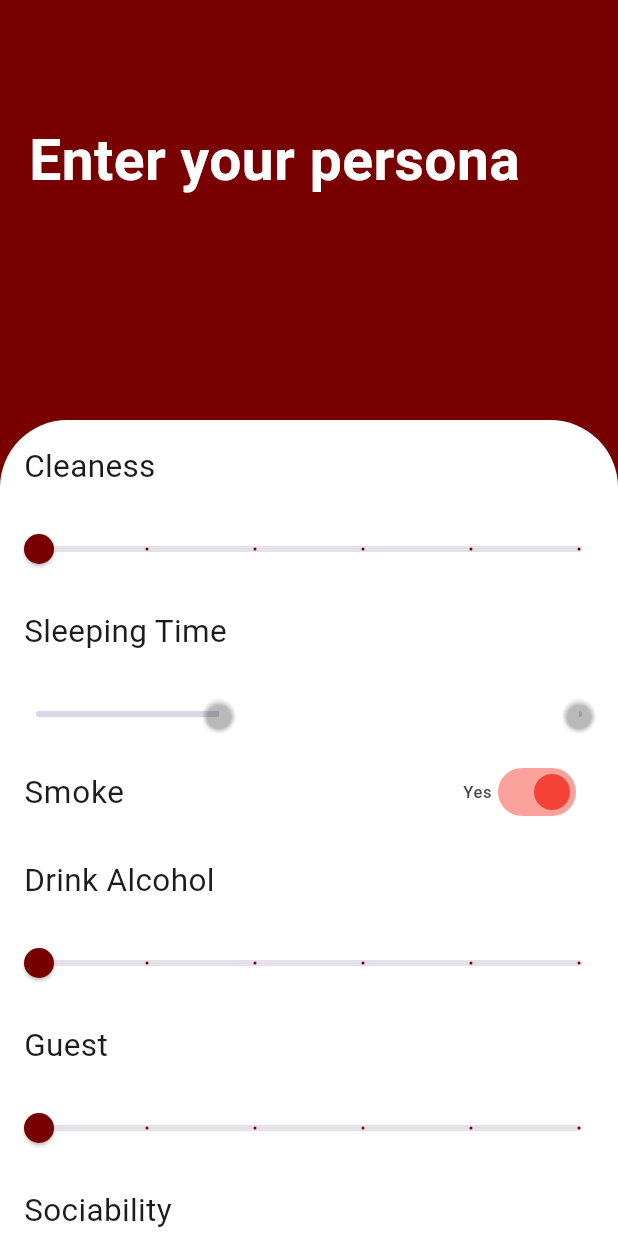
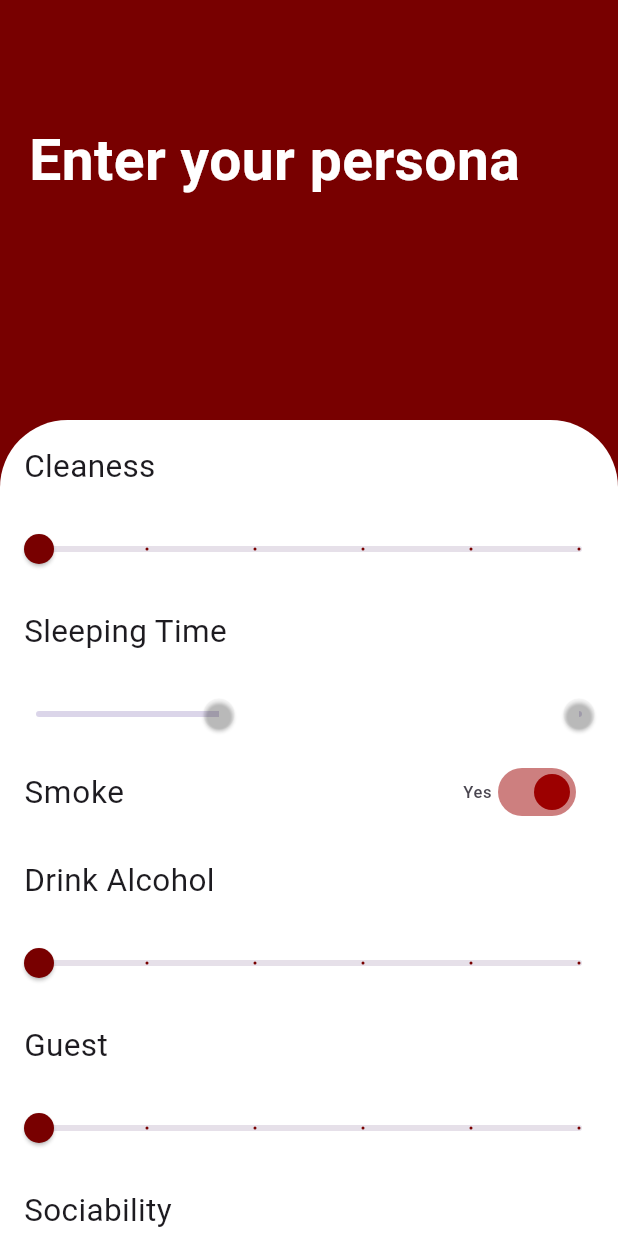
Before and after one commit to Brookmate/brookmate, a Flutter app: the AddProfilePage screen opened directly, after a tap on "Smoke", on a phone screen of 412 x 824 dp. Run offline on Flutter 3.47's test engine with Material 3 defaults, Android fonts, the phone set to English and light mode, and no system bars; our stand-ins replace cloud_firestore, firebase_auth, firebase_core, shared_preferences, toggle_switch; accounts and stored records are empty.

Commit message:
switch tile: Color(0xff9C0000)

```diff
--- a/lib/widgets/custom_switch_tile.dart
+++ b/lib/widgets/custom_switch_tile.dart
@@ -22,7 +22,7 @@ class CustomSwitchTile extends StatelessWidget {
           Text(value ? 'Yes' : 'No'),
           Switch.adaptive(
             value: value,
-            activeColor: Colors.red,
+            activeColor: Color(0xff9C0000),
             onChanged: onChanged,
           ),
         ],
```
